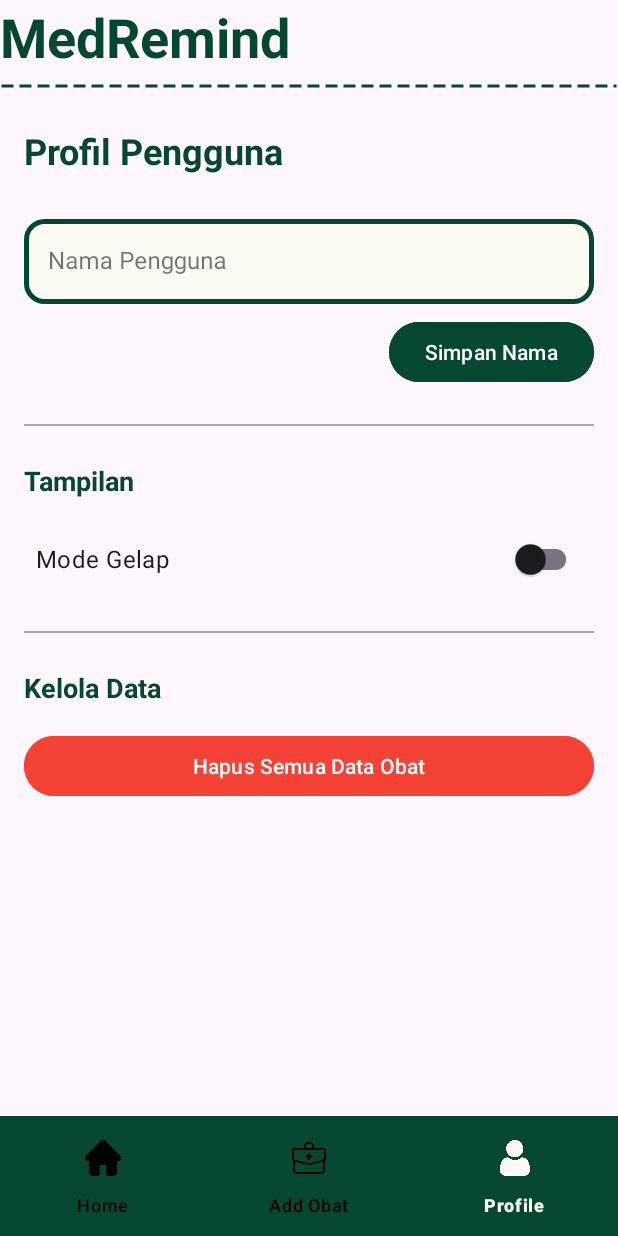
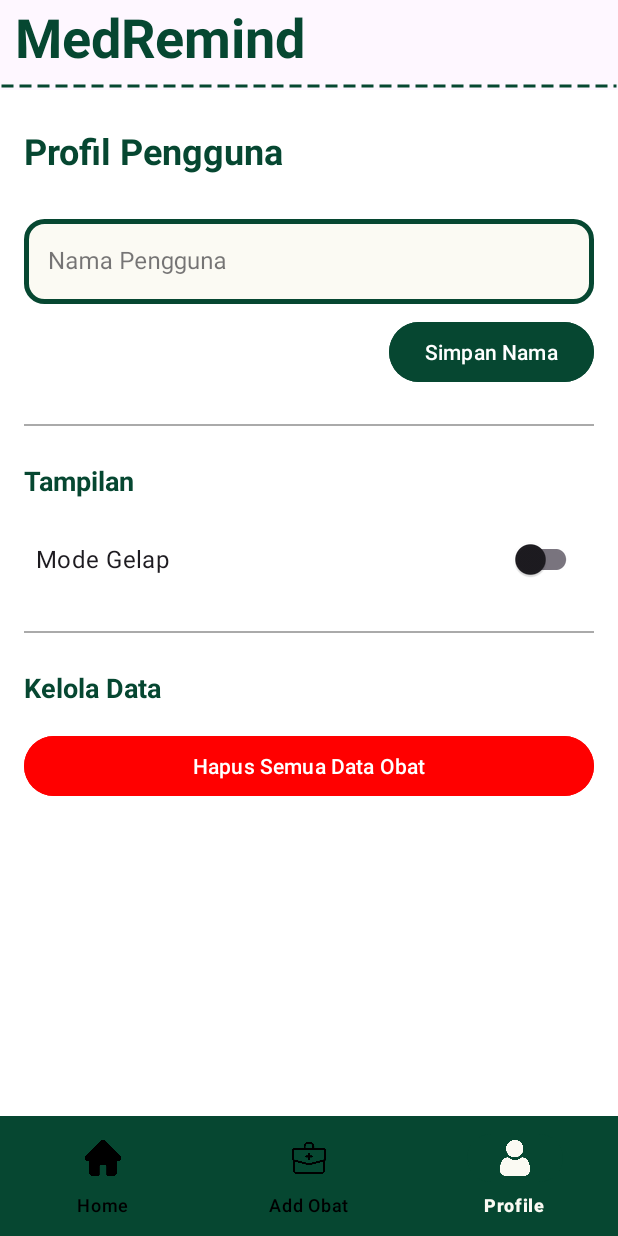
Before and after one commit to Ervin1809/Project-Mobile-MedRemind, an Android app: the ProfileFragment screen opened through its navigation route, on a phone screen of 412 x 824 dp. Run offline under Robolectric (Android 15) with nearby library versions, the phone set to English and light mode, and no system bars; our stand-ins replace navigation-ui.

Commit message:
FIX : Dark Mode

```diff
--- a/app/src/main/res/layout/activity_main.xml
+++ b/app/src/main/res/layout/activity_main.xml
@@ -3,6 +3,7 @@
     xmlns:app="http://schemas.android.com/apk/res-auto"
     xmlns:tools="http://schemas.android.com/tools"
     android:id="@+id/main"
+    android:fitsSystemWindows="true"
     android:layout_width="match_parent"
     android:layout_height="match_parent"
     android:orientation="vertical"
@@ -14,6 +15,7 @@
         android:text="MedRemind"
         android:textColor="@color/green"
         android:textSize="36sp"
+        android:layout_marginStart="10dp"
         android:textStyle="bold" />
 
     <View
@@ -46,6 +48,7 @@
         android:layout_height="wrap_content"
         android:background="@color/green"
         android:elevation="12dp"
+        android:paddingBottom="0dp"
         app:itemIconTint="@color/bottom_nav_selector"
         app:itemTextColor="@color/bottom_nav_selector"
         app:labelVisibilityMode="labeled"
--- a/app/src/main/res/layout/fragment_input_jadwal_harian.xml
+++ b/app/src/main/res/layout/fragment_input_jadwal_harian.xml
@@ -1,6 +1,7 @@
 <ScrollView xmlns:android="http://schemas.android.com/apk/res/android"
     android:layout_width="match_parent"
-    android:layout_height="match_parent">
+    android:layout_height="match_parent"
+    android:background="@color/white">
 
     <LinearLayout
         android:orientation="vertical"
@@ -40,7 +41,7 @@
             android:layout_height="wrap_content"
             android:layout_marginTop="24dp"
             android:backgroundTint="@color/green"
-            android:textColor="@android:color/white"
+            android:textColor="@color/white"
             android:elevation="2dp" />
 
     </LinearLayout>
--- a/app/src/main/res/layout/fragment_input_jadwal_mingguan.xml
+++ b/app/src/main/res/layout/fragment_input_jadwal_mingguan.xml
@@ -2,7 +2,7 @@
     xmlns:app="http://schemas.android.com/apk/res-auto"
     android:layout_width="match_parent"
     android:layout_height="match_parent"
-    android:background="#F8F9FA">
+    android:background="@color/white">
 
     <LinearLayout
         android:orientation="vertical"
@@ -40,7 +40,7 @@
                     android:layout_height="wrap_content"
                     android:layout_marginTop="8dp"
                     android:layout_gravity="center"
-                    android:textColor="@android:color/white"
+                    android:textColor="@color/white"
                     android:textSize="14sp"
                     android:alpha="0.9"/>
             </LinearLayout>
@@ -53,7 +53,7 @@
             android:layout_marginBottom="24dp"
             app:cardCornerRadius="16dp"
             app:cardElevation="2dp"
-            app:cardBackgroundColor="@android:color/white">
+            app:cardBackgroundColor="@color/white">
 
             <LinearLayout
                 android:orientation="vertical"
--- a/app/src/main/res/layout/fragment_profile.xml
+++ b/app/src/main/res/layout/fragment_profile.xml
@@ -7,6 +7,7 @@
     android:paddingStart="16dp"
     android:paddingEnd="16dp"
     android:paddingBottom="16dp"
+    android:background="@color/white"
     tools:context=".ui.fragment.ProfileFragment">
 
     <TextView
@@ -29,7 +30,7 @@
         android:layout_marginTop="24dp"
         android:hint="Nama Pengguna"
         app:boxStrokeColor="@color/green"
-        app:hintTextColor="@color/black"
+        app:hintTextColor="@color/green"
         app:layout_constraintEnd_toEndOf="parent"
         app:layout_constraintStart_toStartOf="parent"
         app:layout_constraintTop_toBottomOf="@+id/tv_profile_title">
@@ -111,8 +112,8 @@
         android:layout_height="wrap_content"
         android:layout_marginTop="16dp"
         android:text="Hapus Semua Data Obat"
-        android:backgroundTint="#F44336"
-        android:textColor="@android:color/white"
+        android:backgroundTint="@color/red"
+        android:textColor="@color/white"
         app:layout_constraintStart_toStartOf="parent"
         app:layout_constraintTop_toBottomOf="@+id/tv_data_title" />
 
--- a/app/src/main/res/layout/item_hari_mingguan.xml
+++ b/app/src/main/res/layout/item_hari_mingguan.xml
@@ -5,7 +5,7 @@
     android:layout_marginBottom="12dp"
     app:cardCornerRadius="12dp"
     app:cardElevation="2dp"
-    app:cardBackgroundColor="@android:color/white">
+    app:cardBackgroundColor="@color/white">
 
     <LinearLayout
         android:orientation="vertical"
@@ -35,7 +35,7 @@
                 android:layout_width="0dp"
                 android:layout_height="1dp"
                 android:layout_weight="1"
-                android:background="#E0E0E0"/>
+                android:background="@color/gray"/>
         </LinearLayout>
 
         <!-- Input Jam -->
--- a/app/src/main/res/layout/item_obat.xml
+++ b/app/src/main/res/layout/item_obat.xml
@@ -51,7 +51,8 @@
                 android:layout_height="wrap_content"
                 android:text="Paracetamol"
                 android:textSize="34sp"
-                android:textStyle="bold" />
+                android:textStyle="bold"
+                android:textColor="@color/black" />
 
             <TextView
                 android:id="@+id/dosis_obat"
@@ -86,7 +87,8 @@
                 android:layout_height="wrap_content"
                 android:text="Hari Ini : "
                 android:textSize="16sp"
-                android:textStyle="bold" />
+                android:textStyle="bold"
+                android:textColor="@color/black" />
 
             <TextView
                 android:id="@+id/daily_progress"
```
Also changed, not shown: app/src/main/res/layout/fragment_add_obat.xml (+4 -4 lines).
